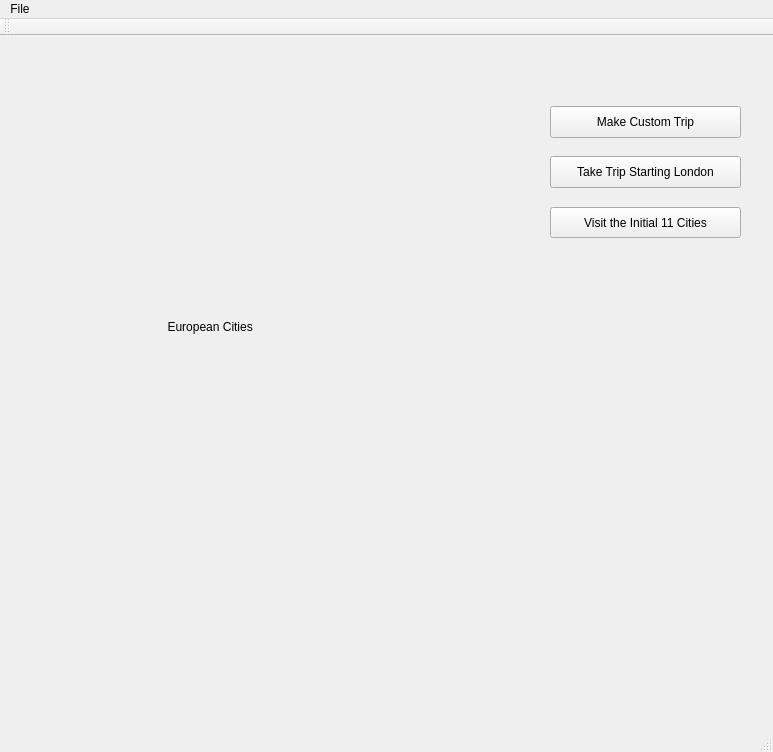
Above: travelersmainwindow.ui from cardenas16/european_cities before the change. Below: the same form after it.
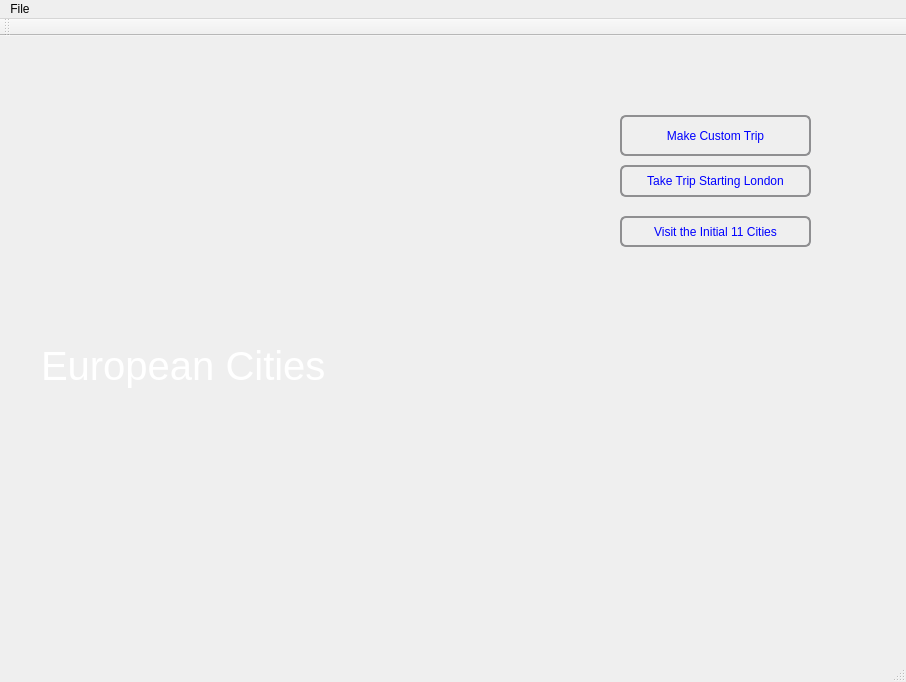
That is the form after the change. The open tabs and pages were chosen to show the change. Icons and pictures are not drawn.

```diff
--- a/travelersmainwindow.ui
+++ b/travelersmainwindow.ui
@@ -2,12 +2,15 @@
 <ui version="4.0">
  <class>TravelersMainWindow</class>
  <widget class="QMainWindow" name="TravelersMainWindow">
+  <property name="enabled">
+   <bool>true</bool>
+  </property>
   <property name="geometry">
    <rect>
     <x>0</x>
     <y>0</y>
-    <width>773</width>
-    <height>752</height>
+    <width>906</width>
+    <height>682</height>
    </rect>
   </property>
   <property name="windowTitle">
@@ -20,10 +23,10 @@
    <widget class="QStackedWidget" name="stackedWidget">
     <property name="geometry">
      <rect>
-      <x>10</x>
-      <y>10</y>
-      <width>451</width>
-      <height>571</height>
+      <x>30</x>
+      <y>30</y>
+      <width>831</width>
+      <height>591</height>
      </rect>
     </property>
     <property name="styleSheet">
@@ -39,33 +42,88 @@
                                       stop: 0 #f6f7fa, stop: 1 #dadbde);
 min-width: 80px;
 
+
 }
 
-
- </string>
+QPushButton:hover
+{
+  background-color: #4CAF50; /* Green */
+    color: white;
+}
+</string>
     </property>
     <property name="currentIndex">
      <number>0</number>
     </property>
     <widget class="QWidget" name="page">
+     <widget class="QPushButton" name="visitInitialCities">
+      <property name="geometry">
+       <rect>
+        <x>590</x>
+        <y>150</y>
+        <width>191</width>
+        <height>31</height>
+       </rect>
+      </property>
+      <property name="text">
+       <string>Visit the Initial 11 Cities</string>
+      </property>
+     </widget>
+     <widget class="QPushButton" name="makeCustomTripButton">
+      <property name="geometry">
+       <rect>
+        <x>590</x>
+        <y>49</y>
+        <width>191</width>
+        <height>41</height>
+       </rect>
+      </property>
+      <property name="text">
+       <string>Make Custom Trip</string>
+      </property>
+     </widget>
+     <widget class="QPushButton" name="takeLondonTripButton">
+      <property name="geometry">
+       <rect>
+        <x>590</x>
+        <y>99</y>
+        <width>191</width>
+        <height>32</height>
+       </rect>
+      </property>
+      <property name="text">
+       <string>Take Trip Starting London</string>
+      </property>
+     </widget>
      <widget class="QWidget" name="layoutWidget">
       <property name="geometry">
        <rect>
-        <x>40</x>
-        <y>10</y>
-        <width>361</width>
-        <height>541</height>
+        <x>0</x>
+        <y>20</y>
+        <width>571</width>
+        <height>561</height>
        </rect>
       </property>
       <layout class="QVBoxLayout" name="verticalLayout_2">
        <item>
         <widget class="QLabel" name="label_2">
+         <property name="maximumSize">
+          <size>
+           <width>16777215</width>
+           <height>276</height>
+          </size>
+         </property>
          <property name="styleSheet">
-          <string notr="true">text: center;
-</string>
+          <string notr="true">
+
+  font-size: 40px;
+font-style: bold;
+color: white;
+shadow:2px 2px red;
+opacity: 0.5;</string>
          </property>
          <property name="text">
-          <string>                                European Cities </string>
+          <string>European Cities </string>
          </property>
         </widget>
        </item>
@@ -355,45 +413,58 @@
       </layout>
      </widget>
     </widget>
-   </widget>
-   <widget class="QPushButton" name="takeLondonTripButton">
-    <property name="geometry">
-     <rect>
-      <x>550</x>
-      <y>120</y>
-      <width>191</width>
-      <height>32</height>
-     </rect>
-    </property>
-    <property name="text">
-     <string>Take Trip Starting London</string>
-    </property>
-   </widget>
-   <widget class="QPushButton" name="visitInitialCities">
-    <property name="geometry">
-     <rect>
-      <x>550</x>
-      <y>171</y>
-      <width>191</width>
-      <height>31</height>
-     </rect>
-    </property>
-    <property name="text">
-     <string>Visit the Initial 11 Cities</string>
-    </property>
-   </widget>
-   <widget class="QPushButton" name="makeCustomTripButton">
-    <property name="geometry">
-     <rect>
-      <x>550</x>
-      <y>70</y>
-      <width>191</width>
-      <height>32</height>
-     </rect>
-    </property>
-    <property name="text">
-     <string>Make Custom Trip</string>
-    </property>
+    <widget class="QWidget" name="londonTripPage">
+     <widget class="QWidget" name="horizontalLayoutWidget_8">
+      <property name="geometry">
+       <rect>
+        <x>150</x>
+        <y>60</y>
+        <width>321</width>
+        <height>31</height>
+       </rect>
+      </property>
+      <layout class="QHBoxLayout" name="londonTripLabelLayout">
+       <item>
+        <widget class="QLabel" name="londonTripLabel">
+         <property name="text">
+          <string>Please Enter the Number of Cities to Visit for Your London Trip:</string>
+         </property>
+         <property name="alignment">
+          <set>Qt::AlignCenter</set>
+         </property>
+        </widget>
+       </item>
+      </layout>
+     </widget>
+     <widget class="QWidget" name="horizontalLayoutWidget_9">
+      <property name="geometry">
+       <rect>
+        <x>240</x>
+        <y>90</y>
+        <width>141</width>
+        <height>31</height>
+       </rect>
+      </property>
+      <layout class="QHBoxLayout" name="londonTripObtainCitiesLayout">
+       <item>
+        <widget class="QLineEdit" name="obtainCitiesLineEdit">
+         <property name="sizePolicy">
+          <sizepolicy hsizetype="Expanding" vsizetype="Expanding">
+           <horstretch>0</horstretch>
+           <verstretch>0</verstretch>
+          </sizepolicy>
+         </property>
+         <property name="text">
+          <string/>
+         </property>
+         <property name="alignment">
+          <set>Qt::AlignCenter</set>
+         </property>
+        </widget>
+       </item>
+      </layout>
+     </widget>
+    </widget>
    </widget>
   </widget>
   <widget class="QMenuBar" name="menuBar">
@@ -401,7 +472,7 @@
     <rect>
      <x>0</x>
      <y>0</y>
-     <width>773</width>
+     <width>906</width>
      <height>21</height>
     </rect>
    </property>
```
Left out of the diff: 196 changed lines with no effect on the pictures.
